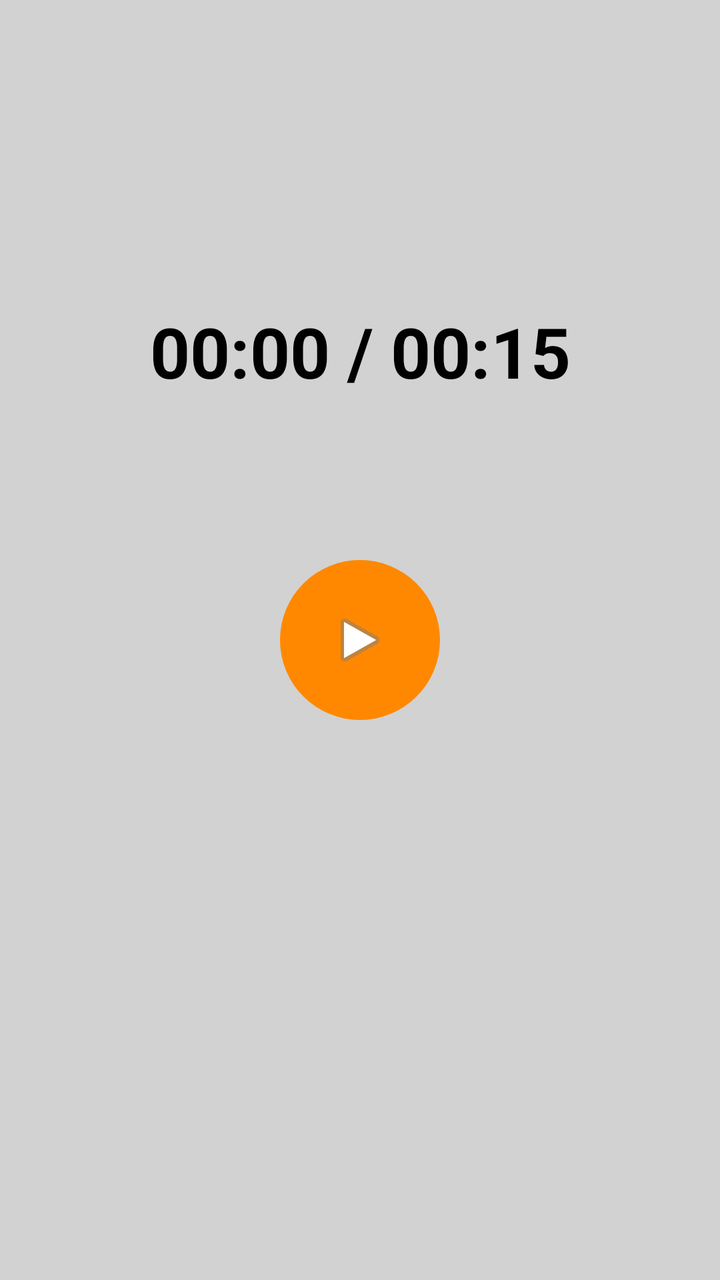
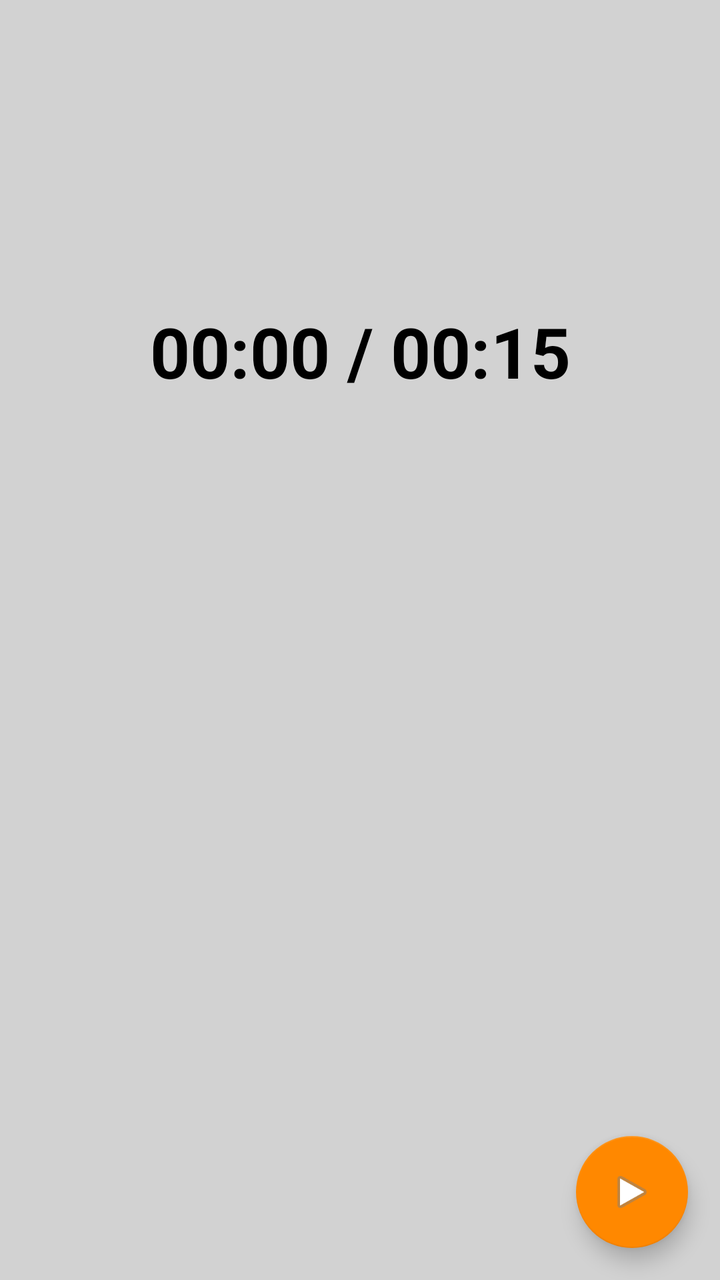

An Android layout rendered at two revisions. The XML below is the earlier revision; the diff shows what the commit changed to produce the second picture.
<!-- AndroidManifest.xml: application theme AppTheme -->
<!-- res/layout/recording_overlay_fragment.xml -->
<?xml version="1.0" encoding="utf-8"?>
<androidx.constraintlayout.widget.ConstraintLayout
    xmlns:android="http://schemas.android.com/apk/res/android"
    xmlns:app="http://schemas.android.com/apk/res-auto"
    android:orientation="vertical"
    android:layout_width="match_parent"
    android:layout_height="match_parent"
    android:background="@color/dark_transparent_overlay">

    <TextView
        android:id="@+id/recording_time"
        android:layout_width="wrap_content"
        android:layout_height="wrap_content"
        android:textColor="@android:color/black"
        android:textStyle="bold"
        android:textSize="35sp"
        android:layout_marginEnd="8dp"
        app:layout_constraintEnd_toEndOf="parent"
        android:layout_marginStart="8dp"
        app:layout_constraintStart_toStartOf="parent"
        android:layout_marginBottom="8dp"
        app:layout_constraintBottom_toBottomOf="parent"
        android:layout_marginTop="8dp"
        app:layout_constraintTop_toTopOf="parent"
        app:layout_constraintVertical_bias="0.25"
        android:text="00:00 / 00:15"/>

    <ImageButton
        android:id="@+id/play_button"
        android:layout_width="80dp"
        android:layout_height="80dp"
        app:layout_constraintBottom_toBottomOf="parent"
        android:layout_marginBottom="8dp"
        app:layout_constraintEnd_toEndOf="parent"
        android:layout_marginEnd="8dp"
        android:layout_marginTop="8dp"
        app:layout_constraintTop_toTopOf="parent"
        app:layout_constraintStart_toStartOf="parent"
        android:layout_marginStart="8dp"
        android:src="@android:drawable/ic_media_play"
        android:background="@drawable/round_orange_background"/>

</androidx.constraintlayout.widget.ConstraintLayout>
<!-- resources referenced by this layout -->
<resources>
  <color name="dark_transparent_overlay">#30262626</color>
  <!-- drawable round_orange_background (drawable) -->
  <?xml version="1.0" encoding="utf-8"?>
  <shape xmlns:android="http://schemas.android.com/apk/res/android"
         android:shape="oval">
      <solid
          android:color="@android:color/holo_orange_dark"/>
      <size
          android:width="60dp"
          android:height="60dp"/>
  </shape>
  <style name="AppTheme" parent="Theme.AppCompat.Light.DarkActionBar">
          
          <item name="colorPrimary">@android:color/white</item>
          <item name="colorPrimaryDark">@android:color/holo_orange_light</item>
          <item name="colorAccent">@android:color/holo_orange_dark</item>
      </style>
</resources>

<!-- the commit's change to res/layout/recording_overlay_fragment.xml (unified diff, before → after) -->
@@ -25,18 +25,13 @@
         app:layout_constraintVertical_bias="0.25"
         android:text="00:00 / 00:15"/>
 
-    <ImageButton
+    <com.google.android.material.floatingactionbutton.FloatingActionButton
         android:id="@+id/play_button"
-        android:layout_width="80dp"
-        android:layout_height="80dp"
+        android:layout_width="wrap_content"
+        android:layout_height="wrap_content"
         app:layout_constraintBottom_toBottomOf="parent"
-        android:layout_marginBottom="8dp"
         app:layout_constraintEnd_toEndOf="parent"
-        android:layout_marginEnd="8dp"
-        android:layout_marginTop="8dp"
-        app:layout_constraintTop_toTopOf="parent"
-        app:layout_constraintStart_toStartOf="parent"
-        android:layout_marginStart="8dp"
+        android:layout_margin="@dimen/fab_margin"
         android:src="@android:drawable/ic_media_play"
         android:background="@drawable/round_orange_background"/>
 
<!-- resource entries referenced after the edit -->
@@ -1,6 +1,7 @@
 <!-- resources referenced by this layout -->
 <resources>
   <color name="dark_transparent_overlay">#30262626</color>
+  <dimen name="fab_margin">16dp</dimen>
   <!-- drawable round_orange_background (drawable) -->
   <?xml version="1.0" encoding="utf-8"?>
   <shape xmlns:android="http://schemas.android.com/apk/res/android"
